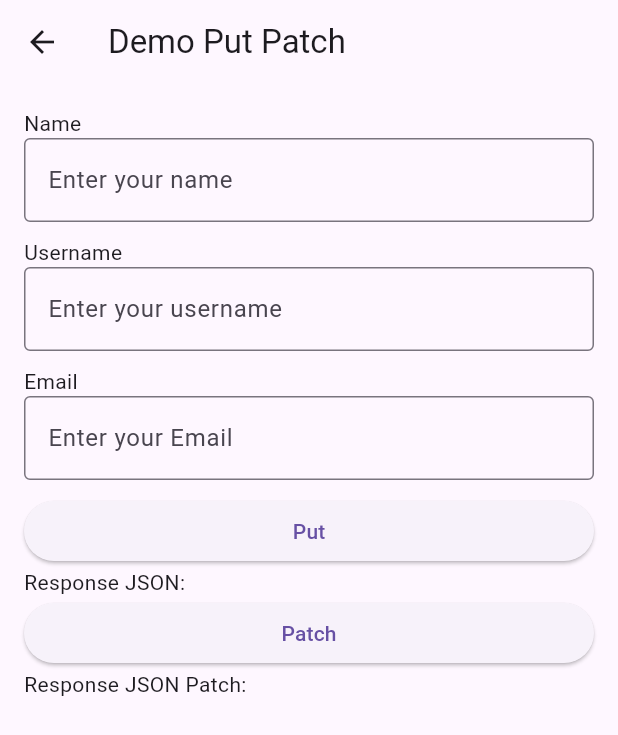
After one commit to fadilsflow/campus-mobile-programming-flutter, a Flutter app: the screen it shows after launch, after a tap on "Demo PATCH", on a phone screen of 412 x 824 dp. The commit adds this screen. Shown: the top 735 px of the screen. Run offline on Flutter 3.47's test engine with Material 3 defaults, Android fonts, the phone set to English and light mode, and no system bars; our stand-ins replace font_awesome_flutter; network calls fail.

Commit message:
feat: implement complete CRUD operations demo with HTTP requests
- Add DemoPost page with form inputs for creating data via POST request
- Add DemoPutPatch page with PUT and PATCH operations for updating data
- Add DemoDelete page for DELETE operations
- Update HomePage with navigation buttons for all CRUD operations
- Configure routing in main.dart for all demo pages
- Integrate with JSONPlaceholder API for testing HTTP methods

```diff
--- a/crud/lib/main.dart
+++ b/crud/lib/main.dart
@@ -1,4 +1,7 @@
+import 'package:crud/pages/demodelete.dart';
 import 'package:crud/pages/demoget.dart';
+import 'package:crud/pages/demoputpatch.dart';
+import 'package:crud/pages/demopost.dart';
 import 'package:crud/pages/home.dart';
 import 'package:flutter/material.dart';
 
@@ -16,6 +19,9 @@ class MyApp extends StatelessWidget {
       routes: {
         '/': (context) => const HomePage(),
         '/demoget': (context) => const DemoGet(),
+        '/demopost': (context) => const DemoPost(),
+        '/demopatch': (context) => const DemoPutPatch(),
+        '/demodelete': (context) => const DemoDelete(),
       },
       // home: HomePage(),
     );
--- /dev/null
+++ b/crud/lib/pages/demopost.dart
@@ -0,0 +1,78 @@
+import 'package:flutter/material.dart';
+import 'package:http/http.dart' as http;
+
+class DemoPost extends StatefulWidget {
+  const DemoPost({super.key});
+
+  @override
+  State<DemoPost> createState() => _DemoPostState();
+}
+
+class _DemoPostState extends State<DemoPost> {
+  TextEditingController nameController = TextEditingController();
+  TextEditingController usernameController = TextEditingController();
+  TextEditingController emailController = TextEditingController();
+
+  var response = "";
+
+  @override
+  Widget build(BuildContext context) {
+    return Scaffold(
+      appBar: AppBar(title: const Text('Demo Post')),
+      body: ListView(
+        padding: const EdgeInsets.all(16),
+        children: [
+          Text("Name"),
+          TextField(
+            decoration: InputDecoration(
+              border: OutlineInputBorder(),
+              hintText: "Enter your name",
+            ),
+            controller: nameController,
+          ),
+          SizedBox(height: 10),
+          Text("Username"),
+          TextField(
+            decoration: InputDecoration(
+              border: OutlineInputBorder(),
+              hintText: "Enter your username",
+            ),
+            controller: usernameController,
+          ),
+          SizedBox(height: 10),
+          Text("Email"),
+          TextField(
+            decoration: InputDecoration(
+              border: OutlineInputBorder(),
+              hintText: "Enter your Email",
+            ),
+            controller: emailController,
+          ),
+          SizedBox(height: 10),
+          ElevatedButton(
+            onPressed: () async {
+              var myResponse = await http.post(
+                Uri.parse("https://jsonplaceholder.typicode.com/posts"),
+                body: {
+                  "name": nameController.text,
+                  "username": usernameController.text,
+                  "email": emailController.text,
+                },
+              );
+              setState(() {
+                if (myResponse.statusCode == 201) {
+                  response = myResponse.body;
+                } else {
+                  response = "Error";
+                  ;
+                }
+              });
+            },
+            child: Text("Post"),
+          ),
+          Text('Response JSON: $response'),
+        ],
+      ),
+    );
+  }
+}
--- /dev/null
+++ b/crud/lib/pages/demoputpatch.dart
@@ -0,0 +1,98 @@
+import 'package:flutter/material.dart';
+import 'package:http/http.dart' as http;
+
+class DemoPutPatch extends StatefulWidget {
+  const DemoPutPatch({super.key});
+
+  @override
+  State<DemoPutPatch> createState() => _DemoPutPatchState();
+}
+
+class _DemoPutPatchState extends State<DemoPutPatch> {
+  TextEditingController nameController = TextEditingController();
+  TextEditingController usernameController = TextEditingController();
+  TextEditingController emailController = TextEditingController();
+
+  var response = "";
+
+  @override
+  Widget build(BuildContext context) {
+    return Scaffold(
+      appBar: AppBar(title: const Text('Demo Put Patch')),
+      body: ListView(
+        padding: const EdgeInsets.all(16),
+        children: [
+          Text("Name"),
+          TextField(
+            decoration: InputDecoration(
+              border: OutlineInputBorder(),
+              hintText: "Enter your name",
+            ),
+            controller: nameController,
+          ),
+          SizedBox(height: 10),
+          Text("Username"),
+          TextField(
+            decoration: InputDecoration(
+              border: OutlineInputBorder(),
+              hintText: "Enter your username",
+            ),
+            controller: usernameController,
+          ),
+          SizedBox(height: 10),
+          Text("Email"),
+          TextField(
+            decoration: InputDecoration(
+              border: OutlineInputBorder(),
+              hintText: "Enter your Email",
+            ),
+            controller: emailController,
+          ),
+          SizedBox(height: 10),
+          ElevatedButton(
+            onPressed: () async {
+              var myResponse = await http.put(
+                Uri.parse("https://jsonplaceholder.typicode.com/users/2"),
+                body: {
+                  "name": nameController.text,
+                  "username": usernameController.text,
+                  "email": emailController.text,
+                },
+              );
+              setState(() {
+                if (myResponse.statusCode == 200) {
+                  response = myResponse.body;
+                } else {
+                  response = "Error";
+                }
+              });
+            },
+            child: Text("Put"),
+          ),
+          Text('Response JSON: $response'),
+          ElevatedButton(
+            onPressed: () async {
+              var myResponse = await http.patch(
+                Uri.parse("https://jsonplaceholder.typicode.com/users/2"),
+                body: {
+                  "name": nameController.text,
+                  "username": usernameController.text,
+                  "email": emailController.text,
+                },
+              );
+              setState(() {
+                if (myResponse.statusCode == 200) {
+                  response = myResponse.body;
+                } else {
+                  response = "Error";
+                }
+              });
+            },
+            child: Text("Patch"),
+          ),
+          Text('Response JSON Patch: $response'),
+        ],
+      ),
+    );
+  }
+}
--- a/crud/lib/pages/home.dart
+++ b/crud/lib/pages/home.dart
@@ -17,6 +17,27 @@ class HomePage extends StatelessWidget {
               },
               child: const Text('Demo GET'),
             ),
+            SizedBox(height: 10),
+            ElevatedButton(
+              onPressed: () {
+                Navigator.pushNamed(context, "/demopost");
+              },
+              child: const Text('Demo POST'),
+            ),
+            SizedBox(height: 10),
+            ElevatedButton(
+              onPressed: () {
+                Navigator.pushNamed(context, "/demopatch");
+              },
+              child: const Text('Demo PATCH'),
+            ),
+            SizedBox(height: 10),
+            ElevatedButton(
+              onPressed: () {
+                Navigator.pushNamed(context, "/demodelete");
+              },
+              child: const Text('Demo DELETE'),
+            ),
           ],
         ),
       ),
```
Also changed, not shown: crud/lib/pages/demodelete.dart (added, +42 -0 lines).
